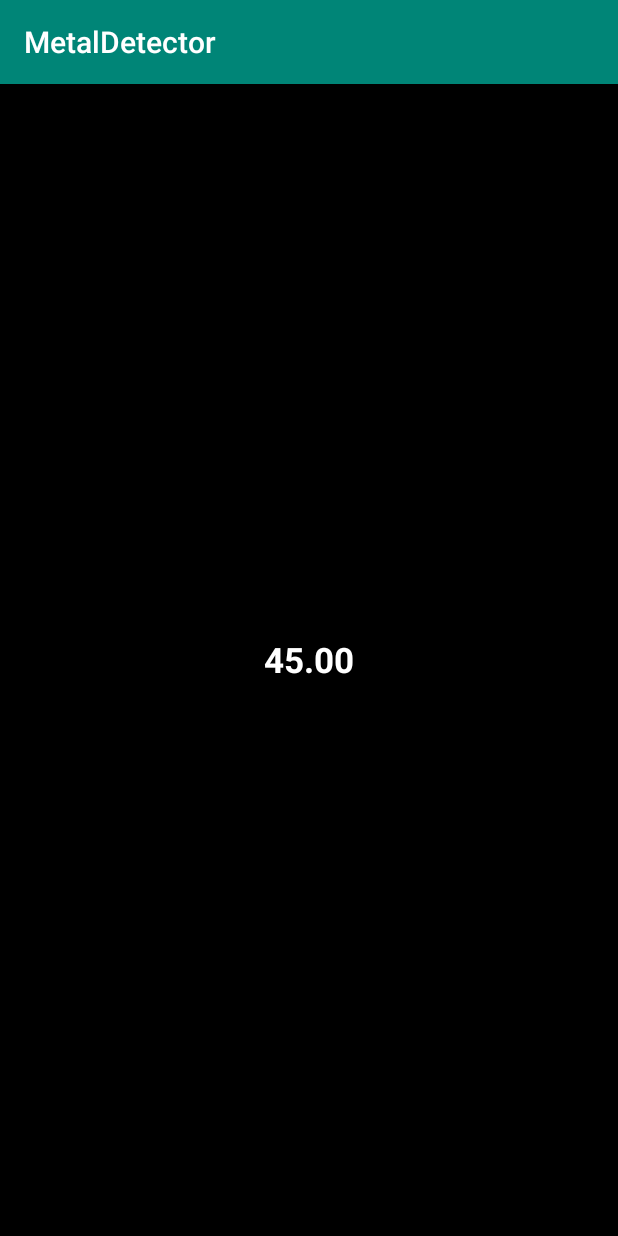
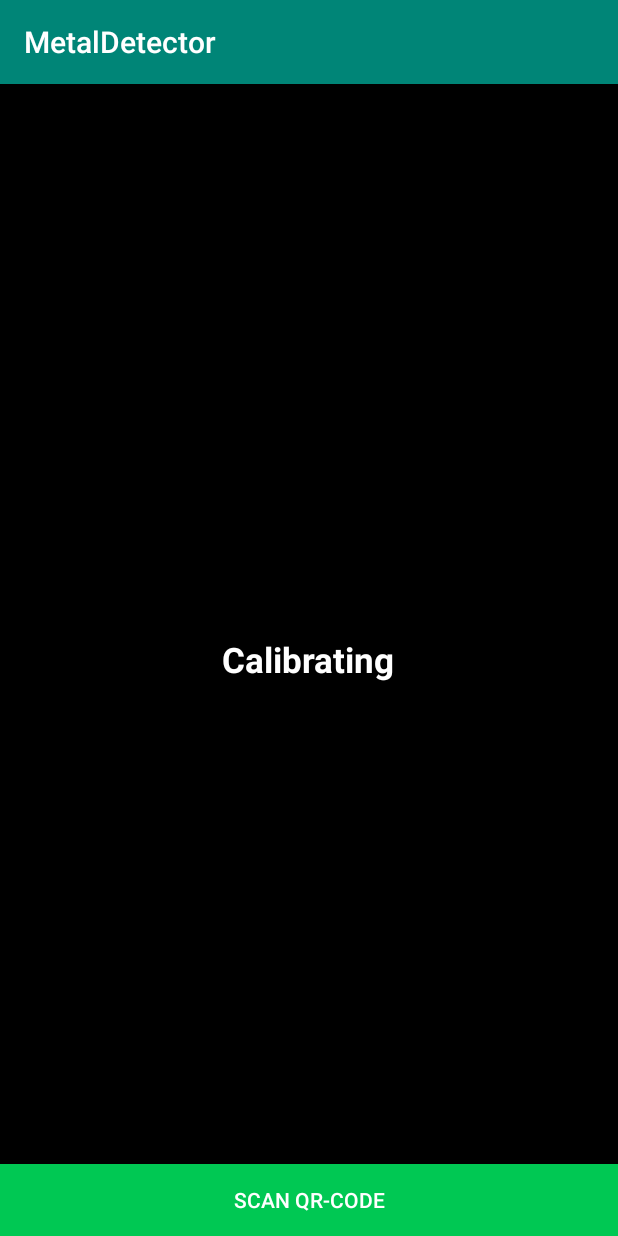
Before and after one commit to philipp012/MetalDetector, an Android app: the screen it shows after launch (MainActivity), on a phone screen of 412 x 824 dp. Run offline under Robolectric (Android 15) with nearby library versions, the phone set to English and light mode, and no system bars.

```diff
--- a/app/src/main/res/layout/activity_main.xml
+++ b/app/src/main/res/layout/activity_main.xml
@@ -10,9 +10,20 @@
         android:id="@+id/value"
         android:layout_width="wrap_content"
         android:layout_height="wrap_content"
-        android:text="45.00"
+        android:text="@string/calibrating"
         android:textColor="#FFFFFF"
         android:textStyle="bold"
         android:textSize="23sp"
         android:layout_centerInParent="true"/>
+    <Button
+        android:id="@+id/scanButton"
+        android:layout_width="fill_parent"
+        android:layout_height="wrap_content"
+        android:layout_centerInParent="true"
+        android:text="@string/scan_qr_code"
+        android:background="#00c853"
+        android:textColor="#ffffff"
+        android:layout_alignParentBottom="true"
+        />
+
 </RelativeLayout>
--- a/app/src/main/res/values/strings.xml
+++ b/app/src/main/res/values/strings.xml
@@ -1,3 +1,5 @@
 <resources>
     <string name="app_name">MetalDetector</string>
+    <string name="scan_qr_code">Scan QR-Code</string>
+    <string name="calibrating">Calibrating</string>
 </resources>
```
Also changed, not shown: app/src/main/java/com/example/metaldetector/MainActivity.java (+61 -1 lines).
